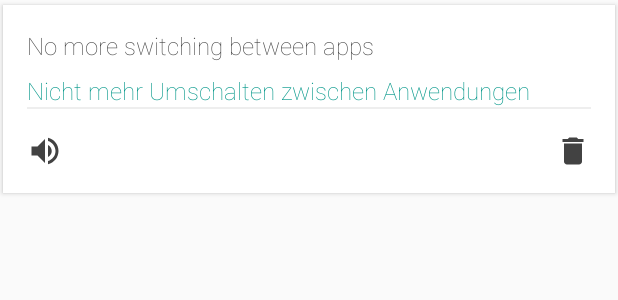
After one commit to TheBoyMoe/translate-this-demo, an Android app: the layout item_layout.xml on its own in the app's theme, with its tools: preview values and no code run, on a phone screen of 412 x 824 dp. The commit adds this screen. Shown: the top 300 px of the screen. Run offline under Robolectric (Android 15) with nearby library versions, the phone set to English and light mode, and no system bars.

Commit message:
impl basic list item layout

```diff
--- /dev/null
+++ b/app/src/main/res/drawable/ic_delete_dark.xml
@@ -0,0 +1,9 @@
+<vector xmlns:android="http://schemas.android.com/apk/res/android"
+        android:width="24dp"
+        android:height="24dp"
+        android:viewportWidth="24.0"
+        android:viewportHeight="24.0">
+    <path
+        android:fillColor="#FF424242"
+        android:pathData="M6,19c0,1.1 0.9,2 2,2h8c1.1,0 2,-0.9 2,-2V7H6v12zM19,4h-3.5l-1,-1h-5l-1,1H5v2h14V4z"/>
+</vector>
--- /dev/null
+++ b/app/src/main/res/layout/item_layout.xml
@@ -0,0 +1,72 @@
+<?xml version="1.0" encoding="utf-8"?>
+<android.support.v7.widget.CardView
+    xmlns:android="http://schemas.android.com/apk/res/android"
+    xmlns:tools="http://schemas.android.com/tools"
+    xmlns:app="http://schemas.android.com/apk/res-auto"
+    android:layout_width="match_parent"
+    android:layout_height="wrap_content"
+    app:cardUseCompatPadding="true"
+    android:elevation="@dimen/item_elevation"
+    app:cardCornerRadius="@dimen/corner_radius"
+    tools:ignore="UnusedAttribute">
+
+    <LinearLayout
+        android:orientation="vertical"
+        android:padding="@dimen/normal"
+        android:layout_width="match_parent"
+        android:layout_height="wrap_content">
+
+        <LinearLayout
+            android:orientation="vertical"
+            android:layout_width="match_parent"
+            android:layout_height="wrap_content">
+
+            <TextView
+                android:id="@+id/text_original"
+                tools:text="No more switching between apps"
+                style="@style/TextStyle.ListItem"/>
+
+            <TextView
+                android:id="@+id/text_translation"
+                tools:text="Nicht mehr Umschalten zwischen Anwendungen"
+                style="@style/TextStyle.ListItem.Translation"/>
+
+        </LinearLayout>
+
+        <!-- divider -->
+        <View
+            android:layout_width="match_parent"
+            android:layout_height="1dp"
+            android:paddingLeft="@dimen/normal"
+            android:paddingRight="@dimen/normal"
+            android:background="@color/colorDivider" />
+
+        <RelativeLayout
+            android:paddingTop="@dimen/normal"
+            android:layout_width="match_parent"
+            android:layout_height="wrap_content">
+
+            <ImageView
+                android:id="@+id/action_play"
+                android:layout_alignParentLeft="true"
+                android:layout_alignParentStart="true"
+                android:src="@drawable/ic_play_dark"
+                android:layout_width="wrap_content"
+                android:layout_height="wrap_content"
+                tools:ignore="ContentDescription"/>
+
+            <ImageView
+                android:id="@+id/action_delete"
+                android:layout_alignParentRight="true"
+                android:layout_alignParentEnd="true"
+                android:src="@drawable/ic_delete_dark"
+                android:layout_width="wrap_content"
+                android:layout_height="wrap_content"
+                tools:ignore="ContentDescription"/>
+
+        </RelativeLayout>
+
+    </LinearLayout>
+
+
+</android.support.v7.widget.CardView>
--- a/app/src/main/res/values/colors.xml
+++ b/app/src/main/res/values/colors.xml
@@ -7,4 +7,5 @@
     <color name="colorPrimaryBackground">#EDEFEF</color>
     <color name="colorSecondaryBackground">#FFFFFF</color>
     <color name="colorNeutral">@android:color/transparent</color>
+    <color name="colorDivider">#EEEEEE</color>
 </resources>
--- a/app/src/main/res/values/styles.xml
+++ b/app/src/main/res/values/styles.xml
@@ -59,5 +59,13 @@
     </style>
 
 
+    <style name="TextStyle.ListItem">
+        <item name="android:maxLines">2</item>
+    </style>
+
+    <style name="TextStyle.ListItem.Translation">
+        <item name="android:textColor">@color/colorAccent</item>
+        <item name="android:layout_marginTop">@dimen/small</item>
+    </style>
 
 </resources>
```
